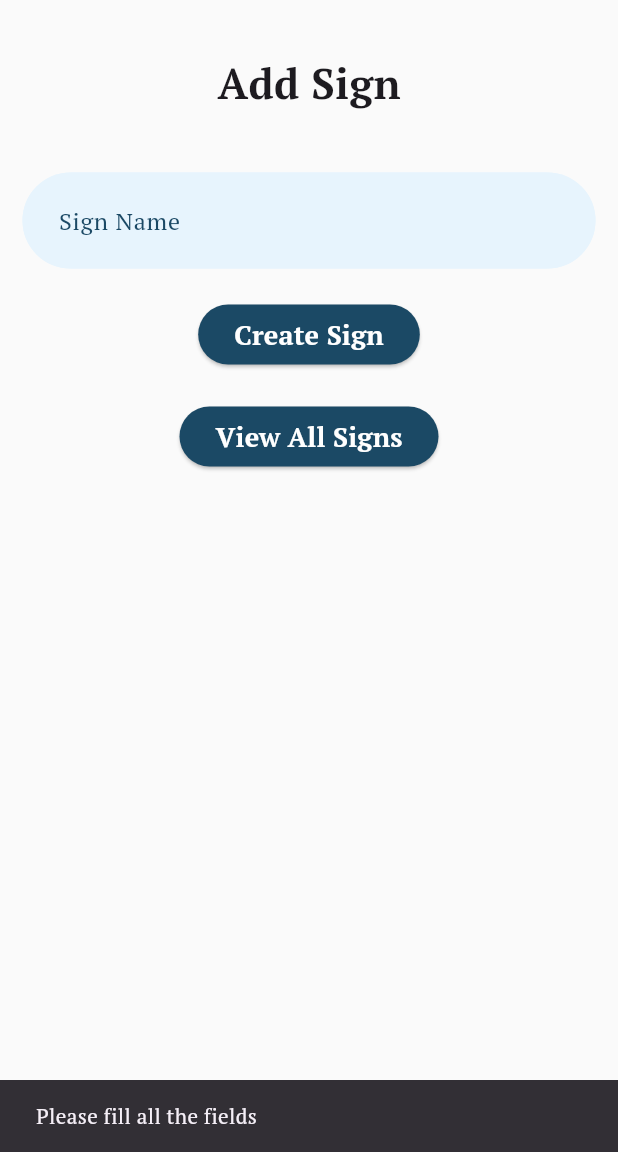
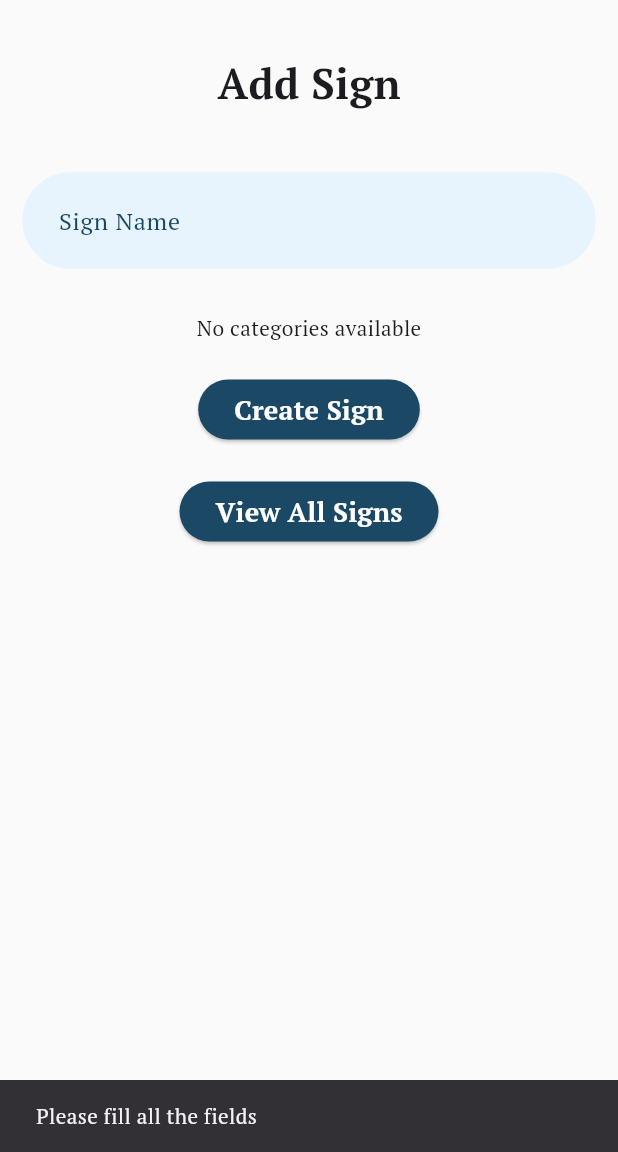
Before and after one commit to harshithlanka3/SAME-3311, a Flutter app: the SignCreationPage screen opened directly, after a tap on "Create Sign", on a phone screen of 412 x 824 dp, the part 84-1236 px from its top. Run offline on Flutter 3.47's test engine with Material 3 defaults, Android fonts, the phone set to English and light mode, and no system bars; our stand-ins replace firebase_auth, firebase_core, firebase_database, firebase_storage, fluttertoast, image_picker and 1 more; accounts and stored records are empty.

Commit message:
Ability to choose category when adding signs

```diff
--- a/frontend/s_a_m_e/lib/admin/add_sign.dart
+++ b/frontend/s_a_m_e/lib/admin/add_sign.dart
@@ -3,6 +3,8 @@ import 'package:s_a_m_e/account/profilepicture.dart';
 import 'package:s_a_m_e/user/sign_list.dart';
 import 'package:s_a_m_e/colors.dart';
 import 'package:s_a_m_e/firebase/firebase_service.dart';
+import 'package:multi_select_flutter/multi_select_flutter.dart';
+
 
 class SignCreationPage extends StatefulWidget {
   const SignCreationPage({super.key});
@@ -15,7 +17,7 @@ class SignCreationPageState extends State<SignCreationPage> {
   //final _apiService = ApiService();
   final _signNameController = TextEditingController();
   final FirebaseService _firebaseService = FirebaseService();
-  //List<Category> _selectedComplaints = [];
+  List<Category> _selectedComplaints = [];
 
   @override
   void dispose() {
@@ -55,39 +57,39 @@ class SignCreationPageState extends State<SignCreationPage> {
                 ),
               ),
             ),
-            //const SizedBox(height: 30),
-            // FutureBuilder<List<Category>>(
-            //   future: _firebaseService.getAllCategories(),
-            //   builder: (context, categoriesSnapshot) {
-            //     if (categoriesSnapshot.connectionState == ConnectionState.waiting) {
-            //       return const CircularProgressIndicator();
-            //     } else if (categoriesSnapshot.hasError) {
-            //       return Text('Error: ${categoriesSnapshot.error}');
-            //     } else {
-            //       List<Category>? categories = categoriesSnapshot.data;
+            const SizedBox(height: 30),
+            FutureBuilder<List<Category>>(
+              future: _firebaseService.getAllCategories(),
+              builder: (context, categoriesSnapshot) {
+                if (categoriesSnapshot.connectionState == ConnectionState.waiting) {
+                  return const CircularProgressIndicator();
+                } else if (categoriesSnapshot.hasError) {
+                  return Text('Error: ${categoriesSnapshot.error}');
+                } else {
+                  List<Category>? categories = categoriesSnapshot.data;
 
-            //       if (categories != null && categories.isNotEmpty) {
-            //         return MultiSelectDialogField<Category>(
-            //           backgroundColor: background,
-            //           cancelText: const Text('CANCEL', style: TextStyle(fontWeight: FontWeight.bold, color: navy)),
-            //           confirmText: const Text('SELECT', style: TextStyle(fontWeight: FontWeight.bold, color: navy)),
-            //           unselectedColor: navy,
-            //           selectedColor: navy,
-            //           items: categories
-            //               .map((complaint) => MultiSelectItem<Category>(
-            //                   complaint, complaint.name))
-            //               .toList(),
-            //           title: const Text("Categories"),
-            //           onConfirm: (values) {
-            //             _selectedComplaints = values;
-            //           },
-            //         );
-            //       } else {
-            //         return const Text('No categories available');
-            //       }
-            //     }
-            //   },
-            // ),
+                  if (categories != null && categories.isNotEmpty) {
+                    return MultiSelectDialogField<Category>(
+                      backgroundColor: background,
+                      cancelText: const Text('CANCEL', style: TextStyle(fontWeight: FontWeight.bold, color: navy)),
+                      confirmText: const Text('SELECT', style: TextStyle(fontWeight: FontWeight.bold, color: navy)),
+                      unselectedColor: navy,
+                      selectedColor: navy,
+                      items: categories
+                          .map((complaint) => MultiSelectItem<Category>(
+                              complaint, complaint.name))
+                          .toList(),
+                      title: const Text("Categories"),
+                      onConfirm: (values) {
+                        _selectedComplaints = values;
+                      },
+                    );
+                  } else {
+                    return const Text('No categories available');
+                  }
+                }
+              },
+            ),
             const SizedBox(height: 20),
             ElevatedButton(
               style: const ButtonStyle(
@@ -96,11 +98,11 @@ class SignCreationPageState extends State<SignCreationPage> {
                 ),
               onPressed: () async {
                 if (_signNameController.text.isNotEmpty &&
-                    //_selectedComplaints.isNotEmpty &&
+                    _selectedComplaints.isNotEmpty &&
                     await _firebaseService.signNonExistent(_signNameController.text)) {
                   final response = await _firebaseService.addSign(
                     _signNameController.text,
-                    //_selectedComplaints,
+                    _selectedComplaints,
                   );
 
                   if (response == 200) {
@@ -109,10 +111,10 @@ class SignCreationPageState extends State<SignCreationPage> {
                           content: Text('Sign added successfully')),
                     );
                     _signNameController.clear();
-                    // setState(() {
-                    //   _selectedComplaints.clear();
+                    setState(() {
+                      _selectedComplaints.clear();
 
-                    // });
+                    });
 
                   } else {
                     ScaffoldMessenger.of(context).showSnackBar(
--- a/frontend/s_a_m_e/lib/firebase/firebase_service.dart
+++ b/frontend/s_a_m_e/lib/firebase/firebase_service.dart
@@ -544,22 +544,22 @@ class FirebaseService {
     }
   }
 
-  Future<int> addSign(String name) async {
+  Future<int> addSign(String name, List<Category> categories) async {
     //require List<Category> categories if catagories added
     try {
       DatabaseReference newSignRef = _signsRef.push();
 
-      // List<String> complaintNames =
-      //   categories.map((complaint) => complaint.name).toList();
+      List<String> complaintNames =
+        categories.map((complaint) => complaint.name).toList();
 
       await newSignRef
-          //.set({'name': name, 'categories': complaintNames, 'diagnoses': []});
-          .set({'name': name, 'diagnoses': []});
+          .set({'name': name, 'categories': complaintNames, 'diagnoses': []});
+          // .set({'name': name, 'diagnoses': []});
       print('Data added successfully');
 
-      // for (Category category in categories) {
-      //   await addSymptomToCategory(name, category.name);
-      // }
+      for (Category category in categories) {
+        await addSymptomToCategory(name, category.name);
+      }
 
       return 200;
     } catch (e) {
```
